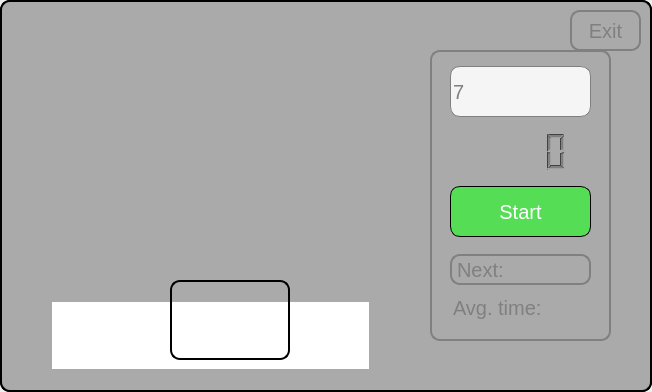
The window that sulte.ui (off-border/ShulteQt) describes before a commit, drawn with Qt 5.
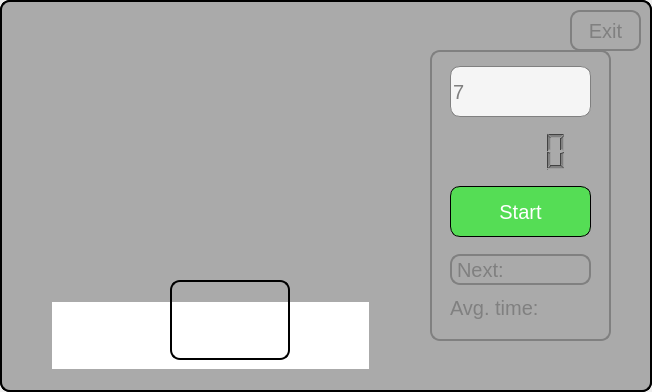
The same window after the commit. Custom widgets are drawn as their Qt base class.

```diff
--- a/sulte.ui
+++ b/sulte.ui
@@ -451,20 +451,27 @@
       <string>Next: </string>
      </property>
     </widget>
-    <widget class="QLabel" name="avgTime">
+    <widget class="QPushButton" name="avgTime">
      <property name="geometry">
       <rect>
-       <x>23</x>
+       <x>20</x>
        <y>242</y>
-       <width>140</width>
+       <width>141</width>
        <height>31</height>
       </rect>
      </property>
      <property name="styleSheet">
-      <string notr="true">border:none; font-size: 20px;</string>
+      <string notr="true">#avgTime {
+border:none; 
+font-size: 20px;
+text-align:left;
+}
+#avgTime:hover{
+color:yellow;
+}</string>
      </property>
      <property name="text">
-      <string>Avg. time: </string>
+      <string>Avg. time:</string>
      </property>
     </widget>
    </widget>
```
Left out of the diff: 5 changed lines with no effect on the pictures.
